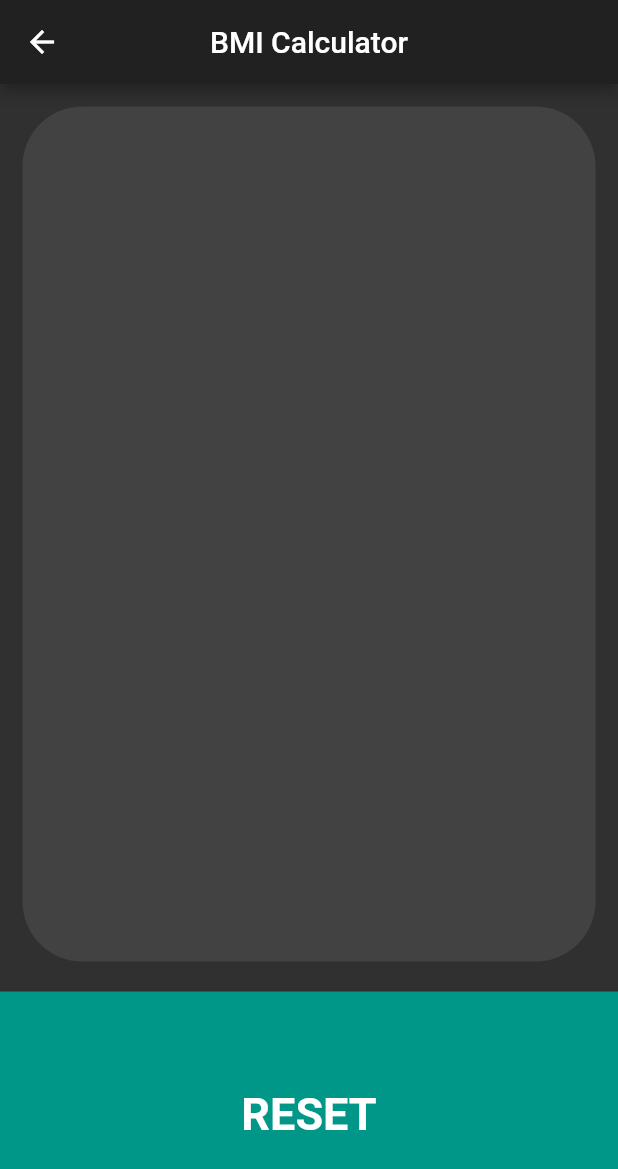
After one commit to Harmanjit14/BMI-Calculator, a Flutter app: the Colector screen opened directly, on a phone screen of 412 x 824 dp. The commit adds this screen. Shown: the top 1169 px of the screen. Run offline on Flutter 3.47's test engine with Material 2 defaults, Android fonts, the phone set to English and light mode, and no system bars; our stand-ins replace font_awesome_flutter.

Commit message:
multiple screens

```diff
--- a/lib/main.dart
+++ b/lib/main.dart
@@ -1,5 +1,8 @@
+import 'package:bmi_calculator/screen3.dart';
 import 'package:flutter/material.dart';
 import 'package:font_awesome_flutter/font_awesome_flutter.dart';
+//import 'screen2.dart';
+import 'screen3.dart';
 
 void main() {
   runApp(MyApp());
@@ -425,7 +428,16 @@ class _BmiCalState extends State<BmiCal> {
             ),
             FlatButton(
               padding: EdgeInsets.all(0),
-              onPressed: null,
+              onPressed: () {
+                Navigator.push(
+                  context,
+                  MaterialPageRoute(
+                    builder: (context) {
+                      return Screen3();
+                    },
+                  ),
+                );
+              },
               child: Expanded(
                 child: Container(
                   margin: EdgeInsets.fromLTRB(0, 5, 0, 0),
--- /dev/null
+++ b/lib/screen2.dart
@@ -0,0 +1,74 @@
+import 'package:flutter/cupertino.dart';
+import 'package:flutter/material.dart';
+
+class Colector extends StatelessWidget {
+  @override
+  Widget build(BuildContext context) {
+    return Scaffold(
+      appBar: AppBar(
+        title: Text('BMI Calculator'),
+        centerTitle: true,
+      ),
+      body: Container(
+        child: Column(
+          mainAxisAlignment: MainAxisAlignment.spaceEvenly,
+          children: <Widget>[
+            MidBox(),
+            SizedBox(
+              height: 5,
+            ),
+            ResetBut(),
+          ],
+        ),
+      ),
+    );
+  }
+}
+
+class MidBox extends StatelessWidget {
+  @override
+  Widget build(BuildContext context) {
+    return Padding(
+      padding: EdgeInsets.all(15),
+      child: Expanded(
+        child: Container(
+          decoration: BoxDecoration(
+            borderRadius: BorderRadius.circular(40),
+            color: Colors.grey[800],
+          ),
+          width: 570,
+          height: 570,
+          child: null,
+        ),
+      ),
+    );
+  }
+}
+
+class ResetBut extends StatefulWidget {
+  @override
+  _ResetButState createState() => _ResetButState();
+}
+
+class _ResetButState extends State<ResetBut> {
+  @override
+  Widget build(BuildContext context) {
+    return Expanded(
+      child: Container(
+        color: Colors.teal,
+        width: double.infinity,
+        height: 30,
+        child: FlatButton(
+          onPressed: () {
+            Navigator.pop(context);
+          },
+          child: Text(
+            'RESET',
+            style: TextStyle(
+                fontSize: 30, color: Colors.white, fontWeight: FontWeight.w700),
+          ),
+        ),
+      ),
+    );
+  }
+}
--- /dev/null
+++ b/lib/screen3.dart
@@ -0,0 +1,12 @@
+import 'package:flutter/material.dart';
+
+class Screen3 extends StatelessWidget {
+  @override
+  Widget build(BuildContext context) {
+    return Scaffold(
+      appBar: AppBar(
+        title: Text('chal rahe hai'),
+      ),
+    );
+  }
+}
```
